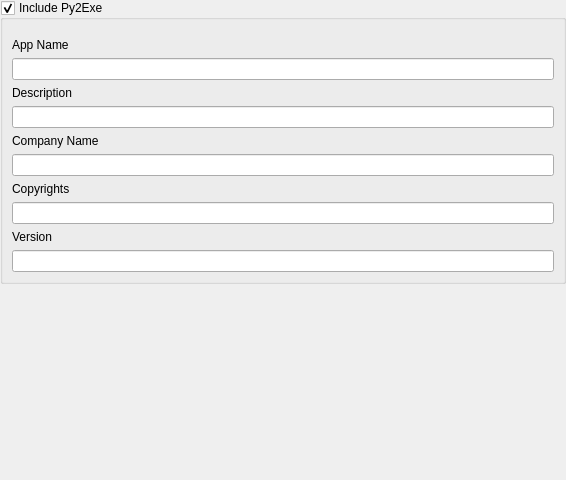
The window that trunk/PPG/src/user_interface/wgt_form3_py2exe.ui (kumar-lakshmanan/our-py-lib) describes before a commit, drawn with Qt 5.
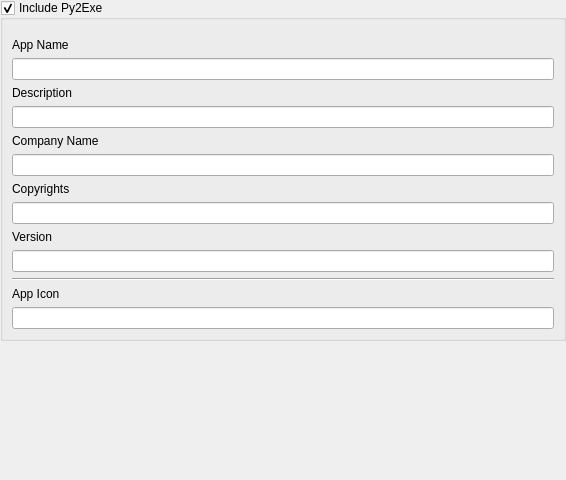
The same window after the commit.

```diff
--- a/trunk/PPG/src/user_interface/wgt_form3_py2exe.ui
+++ b/trunk/PPG/src/user_interface/wgt_form3_py2exe.ui
@@ -38,6 +38,13 @@
       <bool>true</bool>
      </property>
      <layout class="QGridLayout" name="gridLayout">
+      <item row="5" column="0">
+       <widget class="Line" name="line">
+        <property name="orientation">
+         <enum>Qt::Horizontal</enum>
+        </property>
+       </widget>
+      </item>
       <item row="3" column="0">
        <widget class="QWidget" name="widget_4" native="true">
         <layout class="QGridLayout" name="gridLayout_6">
@@ -175,6 +182,34 @@
         </layout>
        </widget>
       </item>
+      <item row="6" column="0">
+       <widget class="QWidget" name="widget_6" native="true">
+        <layout class="QGridLayout" name="gridLayout_8">
+         <property name="leftMargin">
+          <number>0</number>
+         </property>
+         <property name="topMargin">
+          <number>0</number>
+         </property>
+         <property name="rightMargin">
+          <number>0</number>
+         </property>
+         <property name="bottomMargin">
+          <number>0</number>
+         </property>
+         <item row="1" column="1">
+          <widget class="QLineEdit" name="lineEdit_6"/>
+         </item>
+         <item row="0" column="1">
+          <widget class="QLabel" name="label_6">
+           <property name="text">
+            <string>App Icon</string>
+           </property>
+          </widget>
+         </item>
+        </layout>
+       </widget>
+      </item>
      </layout>
     </widget>
    </item>
```
